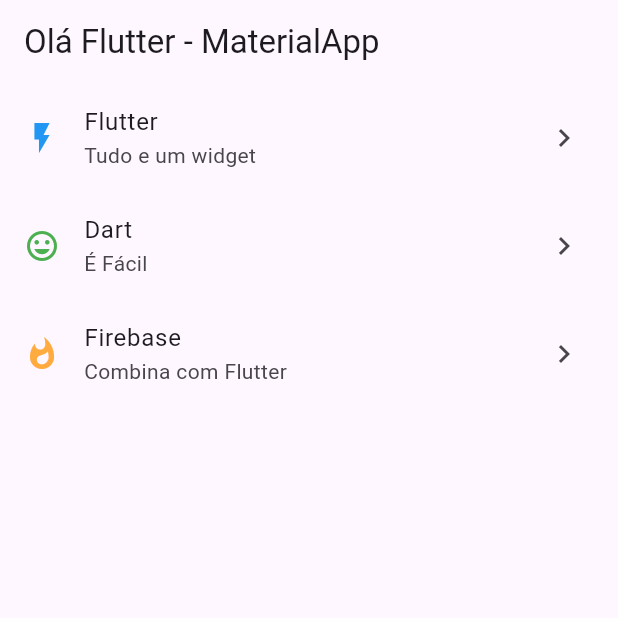
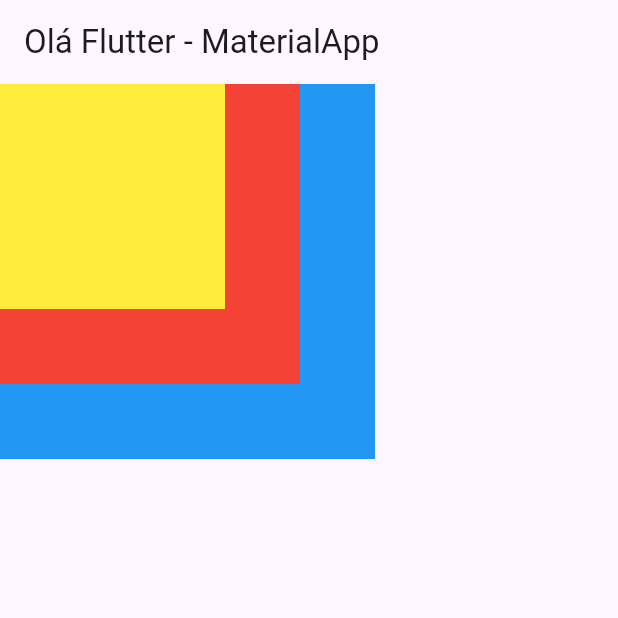
Before and after one commit to rianjsp/missao-pratica-2-mundo-5, a Flutter app: the screen it shows after launch, on a phone screen of 412 x 824 dp, the top half of it. Run offline on Flutter 3.47's test engine with Material 3 defaults, Android fonts, the phone set to English and light mode, and no system bars.

Commit message:
Update main
Finalização da micro atividade 5

```diff
--- a/lib/main.dart
+++ b/lib/main.dart
@@ -16,26 +16,11 @@ class StatelessWidgetExemplo extends StatelessWidget {
   Widget build(BuildContext context) {
     return Scaffold(
       appBar: AppBar(title: Text(appBarTitle)),
-      body: ListView(
+      body: Stack(
         children: [
-          ListTile(
-            title: Text('Flutter'),
-            subtitle: Text('Tudo e um widget'),
-            leading: Icon(Icons.flash_on, color: Colors.blue),
-            trailing: Icon(Icons.keyboard_arrow_right),
-          ),
-          ListTile(
-            title: Text('Dart'),
-            subtitle: Text('É Fácil'),
-            leading: Icon(Icons.mood, color: Colors.green),
-            trailing: Icon(Icons.keyboard_arrow_right),
-          ),
-          ListTile(
-            title: Text('Firebase'),
-            subtitle: Text('Combina com Flutter'),
-            leading: Icon(Icons.whatshot, color: Colors.orangeAccent),
-            trailing: Icon(Icons.keyboard_arrow_right),
-          ),
+          Container(width: 250, height: 250, color: Colors.blue),
+          Container(width: 200, height: 200, color: Colors.red),
+          Container(width: 150, height: 150, color: Colors.yellow),
         ],
       ),
     );
```
